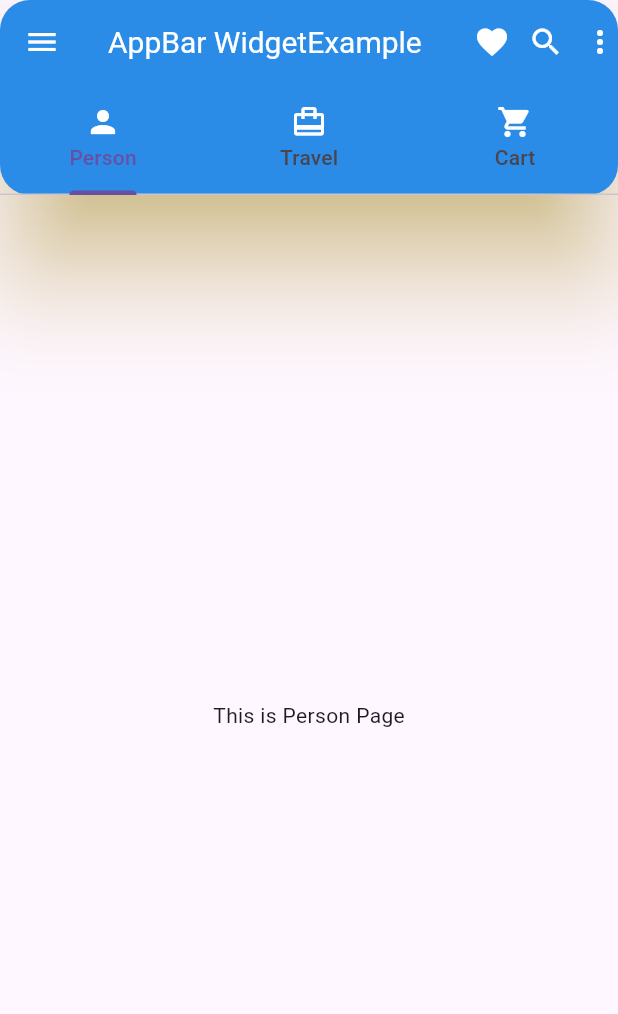
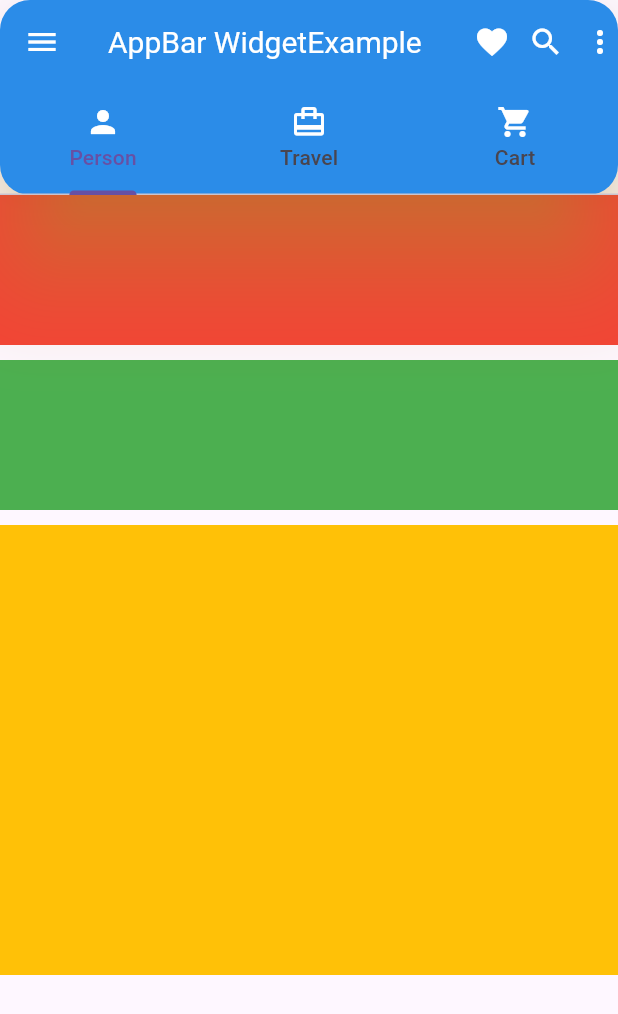
Before and after one commit to mahmud5658/flutter_widgets, a Flutter app: the screen it shows after launch, on a phone screen of 412 x 824 dp. Shown: the top 1014 px of the screen. Run offline on Flutter 3.47's test engine with Material 3 defaults, Android fonts, the phone set to English and light mode, and no system bars.

Commit message:
sized box

```diff
--- a/lib/widgets/person.dart
+++ b/lib/widgets/person.dart
@@ -5,8 +5,35 @@ class Person extends StatelessWidget {
 
   @override
   Widget build(BuildContext context) {
-    return const Center(
-      child: Text('This is Person Page'),
+    return Center(
+      child: Scaffold(
+        body: SafeArea(
+          child: Column(
+            children: [
+              Container(
+                color: Colors.red,
+                height: 100,
+              ),
+              const SizedBox(
+                height: 10,
+              ),
+              Container(
+                color: Colors.green,
+                height: 100,
+              ),
+              const SizedBox(
+                height: 10,
+              ),
+              SizedBox(
+                height: 300,
+                child: Container(
+                  color: Colors.amber,
+                ),
+              ),
+            ],
+          ),
+        ),
+      ),
     );
   }
 }
```
